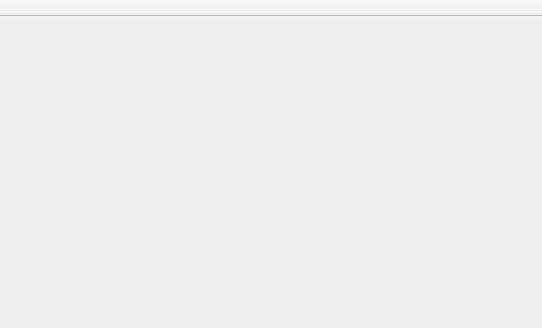
First picture: the form in ui/ui_main.ui, repository CNPolaris/usv_station, before the edit.
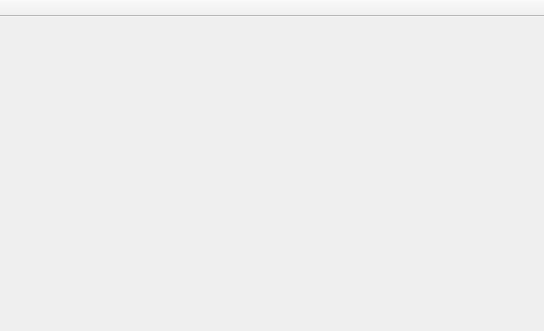
Second picture: the form after the edit.

Commit message: perf:优化布局

The edit to the form file:
```diff
--- a/ui/ui_main.ui
+++ b/ui/ui_main.ui
@@ -6,10 +6,16 @@
    <rect>
     <x>0</x>
     <y>0</y>
-    <width>542</width>
-    <height>323</height>
+    <width>544</width>
+    <height>331</height>
    </rect>
   </property>
+  <property name="minimumSize">
+   <size>
+    <width>544</width>
+    <height>331</height>
+   </size>
+  </property>
   <property name="windowTitle">
    <string>MainWindow</string>
   </property>
```
The commit also changes 7 other files.
